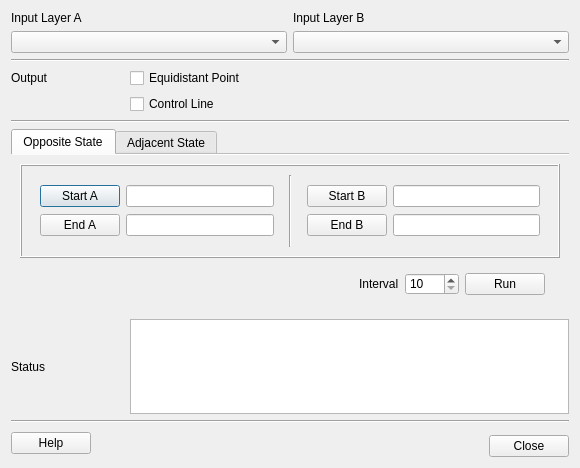
The window that eq_distant_dialog_base.ui (ivanbusthomi/EqDistant) describes before a commit, drawn with Qt 5.
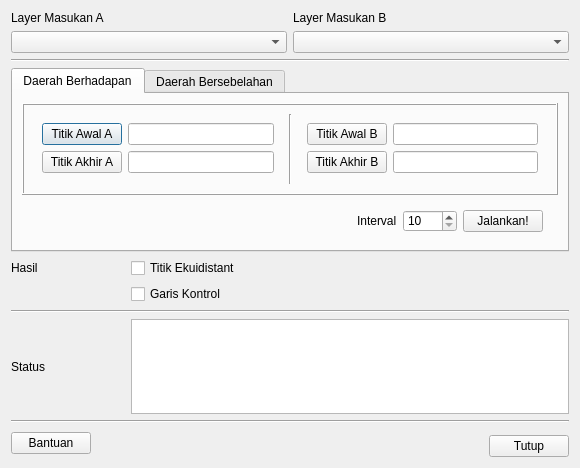
The same window after the commit.

Commit message: modify ui, add help text

Diff of the .ui file:
```diff
--- a/eq_distant_dialog_base.ui
+++ b/eq_distant_dialog_base.ui
@@ -19,14 +19,14 @@
      <item row="0" column="0">
       <widget class="QLabel" name="labelB_2">
        <property name="text">
-        <string>Input Layer A</string>
+        <string>Layer Masukan A</string>
        </property>
       </widget>
      </item>
      <item row="0" column="1">
       <widget class="QLabel" name="labelB">
        <property name="text">
-        <string>Input Layer B</string>
+        <string>Layer Masukan B</string>
        </property>
       </widget>
      </item>
@@ -53,7 +53,7 @@
       <number>0</number>
      </property>
      <property name="documentMode">
-      <bool>true</bool>
+      <bool>false</bool>
      </property>
      <property name="tabsClosable">
       <bool>false</bool>
@@ -63,7 +63,7 @@
      </property>
      <widget class="QWidget" name="opposite">
       <attribute name="title">
-       <string>Opposite State</string>
+       <string>Daerah Berhadapan</string>
       </attribute>
       <layout class="QGridLayout" name="gridLayout_5">
        <item row="0" column="0" colspan="2">
@@ -102,7 +102,7 @@
                   </sizepolicy>
                  </property>
                  <property name="text">
-                  <string>Start A</string>
+                  <string>Titik Awal A</string>
                  </property>
                 </widget>
                </item>
@@ -129,7 +129,7 @@
                   </sizepolicy>
                  </property>
                  <property name="text">
-                  <string>End A</string>
+                  <string>Titik Akhir A</string>
                  </property>
                 </widget>
                </item>
@@ -168,7 +168,7 @@
                   </sizepolicy>
                  </property>
                  <property name="text">
-                  <string>Start B</string>
+                  <string>Titik Awal B</string>
                  </property>
                 </widget>
                </item>
@@ -195,7 +195,7 @@
                   </sizepolicy>
                  </property>
                  <property name="text">
-                  <string>End B</string>
+                  <string>Titik Akhir B</string>
                  </property>
                 </widget>
                </item>
@@ -272,7 +272,7 @@
           <item row="0" column="2">
            <widget class="QPushButton" name="opp_btnRun">
             <property name="text">
-             <string>Run</string>
+             <string>Jalankan!</string>
             </property>
            </widget>
           </item>
@@ -283,7 +283,7 @@
      </widget>
      <widget class="QWidget" name="adjacent">
       <attribute name="title">
-       <string>Adjacent State</string>
+       <string>Daerah Bersebelahan</string>
       </attribute>
       <layout class="QGridLayout" name="gridLayout_11">
        <item row="0" column="0" colspan="2">
@@ -315,7 +315,7 @@
                   </sizepolicy>
                  </property>
                  <property name="text">
-                  <string>Start A</string>
+                  <string>Titik Awal A</string>
                  </property>
                 </widget>
                </item>
@@ -361,7 +361,7 @@
                   </sizepolicy>
                  </property>
                  <property name="text">
-                  <string>Start B</string>
+                  <string>Titik Awal B</string>
                  </property>
                 </widget>
                </item>
@@ -401,7 +401,7 @@
           <item row="0" column="1">
            <widget class="QLabel" name="labelB_3">
             <property name="text">
-             <string>Claim Distance</string>
+             <string>Jarak Klaim</string>
             </property>
            </widget>
           </item>
@@ -414,7 +414,7 @@
              </sizepolicy>
             </property>
             <property name="placeholderText">
-             <string>Nautical mile unit</string>
+             <string>dalam Mil laut</string>
             </property>
            </widget>
           </item>
@@ -458,7 +458,7 @@
           <item row="0" column="4">
            <widget class="QPushButton" name="adj_btnRun">
             <property name="text">
-             <string>Run</string>
+             <string>Jalankan!</string>
             </property>
            </widget>
           </item>
@@ -469,14 +469,14 @@
      </widget>
     </widget>
    </item>
-   <item row="13" column="0">
+   <item row="14" column="0">
     <widget class="QLabel" name="labStatus">
      <property name="text">
       <string>Status</string>
      </property>
     </widget>
    </item>
-   <item row="13" column="1" colspan="4">
+   <item row="14" column="1" colspan="4">
     <widget class="QTextBrowser" name="textBrowser">
      <property name="maximumSize">
       <size>
@@ -486,14 +486,14 @@
      </property>
     </widget>
    </item>
-   <item row="14" column="0" colspan="5">
+   <item row="15" column="0" colspan="5">
     <widget class="Line" name="line_5">
      <property name="orientation">
       <enum>Qt::Horizontal</enum>
      </property>
     </widget>
    </item>
-   <item row="16" column="4">
+   <item row="17" column="4">
     <widget class="QPushButton" name="btnClose">
      <property name="maximumSize">
       <size>
@@ -502,11 +502,11 @@
       </size>
      </property>
      <property name="text">
-      <string>Close</string>
+      <string>Tutup</string>
      </property>
     </widget>
    </item>
-   <item row="15" column="0" rowspan="2" colspan="2">
+   <item row="16" column="0" rowspan="2" colspan="2">
     <widget class="QPushButton" name="btnHelp">
      <property name="maximumSize">
       <size>
@@ -515,11 +515,11 @@
       </size>
      </property>
      <property name="text">
-      <string>Help</string>
+      <string>Bantuan</string>
      </property>
     </widget>
    </item>
-   <item row="15" column="2" rowspan="2" colspan="2">
+   <item row="16" column="2" rowspan="2" colspan="2">
     <spacer name="horizontalSpacer">
      <property name="orientation">
       <enum>Qt::Horizontal</enum>
@@ -539,28 +539,28 @@
      </property>
     </widget>
    </item>
-   <item row="2" column="0">
+   <item row="6" column="0">
     <widget class="QLabel" name="label_7">
      <property name="text">
-      <string>Output</string>
+      <string>Hasil</string>
      </property>
     </widget>
    </item>
-   <item row="2" column="1">
+   <item row="6" column="1">
     <widget class="QCheckBox" name="checkBox_eLine">
      <property name="text">
-      <string>Equidistant Point</string>
+      <string>Titik Ekuidistant</string>
      </property>
     </widget>
    </item>
-   <item row="3" column="1">
+   <item row="7" column="1">
     <widget class="QCheckBox" name="checkBox_cLine">
      <property name="text">
-      <string>Control Line</string>
+      <string>Garis Kontrol</string>
      </property>
     </widget>
    </item>
-   <item row="4" column="0" colspan="5">
+   <item row="8" column="0" colspan="5">
     <widget class="Line" name="line_4">
      <property name="orientation">
       <enum>Qt::Horizontal</enum>
```
The commit also changes 1 other file.
